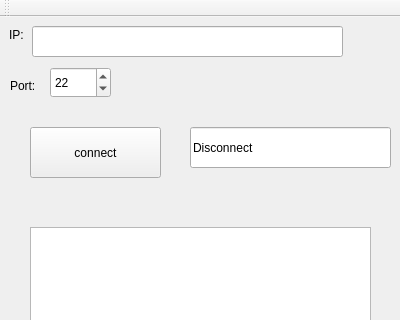
This is client/MainWindow.ui in Asadzadeh-F/TestPro- as Qt 5 draws it before an edit; both pictures show x 0 to 400 and y 0 to 320 of the 400 by 600 pixel window. The edited form follows.
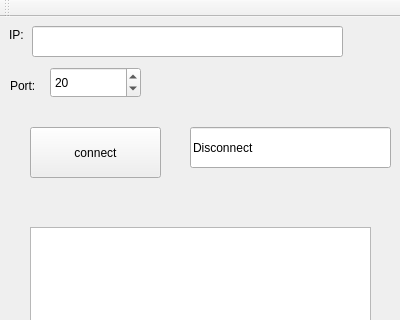
This is the edited form.

```diff
--- a/client/MainWindow.ui
+++ b/client/MainWindow.ui
@@ -129,15 +129,18 @@
      <rect>
       <x>50</x>
       <y>50</y>
-      <width>61</width>
+      <width>91</width>
       <height>31</height>
      </rect>
     </property>
+    <property name="minimum">
+     <number>0</number>
+    </property>
     <property name="maximum">
-     <number>40000</number>
+     <number>80000</number>
     </property>
     <property name="value">
-     <number>22</number>
+     <number>20</number>
     </property>
    </widget>
    <widget class="QPushButton" name="clear">
```
